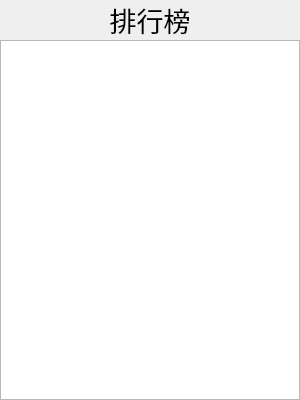
hjwforever/LinkGame, file rankinglist.ui: the form before one commit.
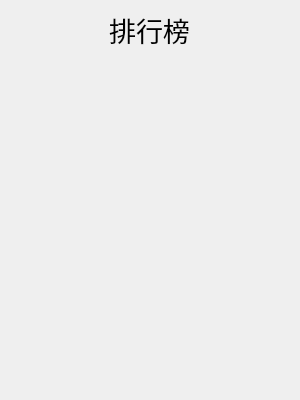
The form after the commit.

```diff
--- a/rankinglist.ui
+++ b/rankinglist.ui
@@ -14,24 +14,15 @@
    <string>MainWindow</string>
   </property>
   <widget class="QWidget" name="centralwidget">
-   <layout class="QVBoxLayout" name="verticalLayout">
-    <property name="spacing">
-     <number>0</number>
+   <widget class="QLabel" name="rankLabel">
+    <property name="geometry">
+     <rect>
+      <x>100</x>
+      <y>10</y>
+      <width>99</width>
+      <height>40</height>
+     </rect>
     </property>
-    <property name="leftMargin">
-     <number>0</number>
-    </property>
-    <property name="topMargin">
-     <number>0</number>
-    </property>
-    <property name="rightMargin">
-     <number>0</number>
-    </property>
-    <property name="bottomMargin">
-     <number>0</number>
-    </property>
-    <item>
-     <widget class="QLabel" name="rankingListLabel">
       <property name="minimumSize">
        <size>
         <width>0</width>
@@ -57,28 +48,25 @@
        <set>Qt::AlignCenter</set>
       </property>
      </widget>
-    </item>
-    <item>
-     <widget class="QTextEdit" name="listTextEdit">
+   <widget class="QLabel" name="rankingListLabel">
+    <property name="geometry">
+     <rect>
+      <x>20</x>
+      <y>50</y>
+      <width>251</width>
+      <height>311</height>
+     </rect>
+    </property>
       <property name="font">
        <font>
         <family>楷体</family>
-        <pointsize>20</pointsize>
-       </font>
-      </property>
-      <property name="readOnly">
-       <bool>true</bool>
-      </property>
-      <property name="html">
-       <string>&lt;!DOCTYPE HTML PUBLIC &quot;-//W3C//DTD HTML 4.0//EN&quot; &quot;http://www.w3.org/TR/REC-html40/strict.dtd&quot;&gt;
-&lt;html&gt;&lt;head&gt;&lt;meta name=&quot;qrichtext&quot; content=&quot;1&quot; /&gt;&lt;style type=&quot;text/css&quot;&gt;
-p, li { white-space: pre-wrap; }
-&lt;/style&gt;&lt;/head&gt;&lt;body style=&quot; font-family:'楷体'; font-size:20pt; font-weight:400; font-style:normal;&quot;&gt;
-&lt;p align=&quot;center&quot; style=&quot;-qt-paragraph-type:empty; margin-top:0px; margin-bottom:0px; margin-left:0px; margin-right:0px; -qt-block-indent:0; text-indent:0px;&quot;&gt;&lt;br /&gt;&lt;/p&gt;&lt;/body&gt;&lt;/html&gt;</string>
-      </property>
-     </widget>
-    </item>
-   </layout>
+      <pointsize>16</pointsize>
+     </font>
+    </property>
+    <property name="text">
+     <string/>
+    </property>
+   </widget>
   </widget>
  </widget>
  <resources/>
```
Lines whose indentation alone changed are shown as unchanged.
